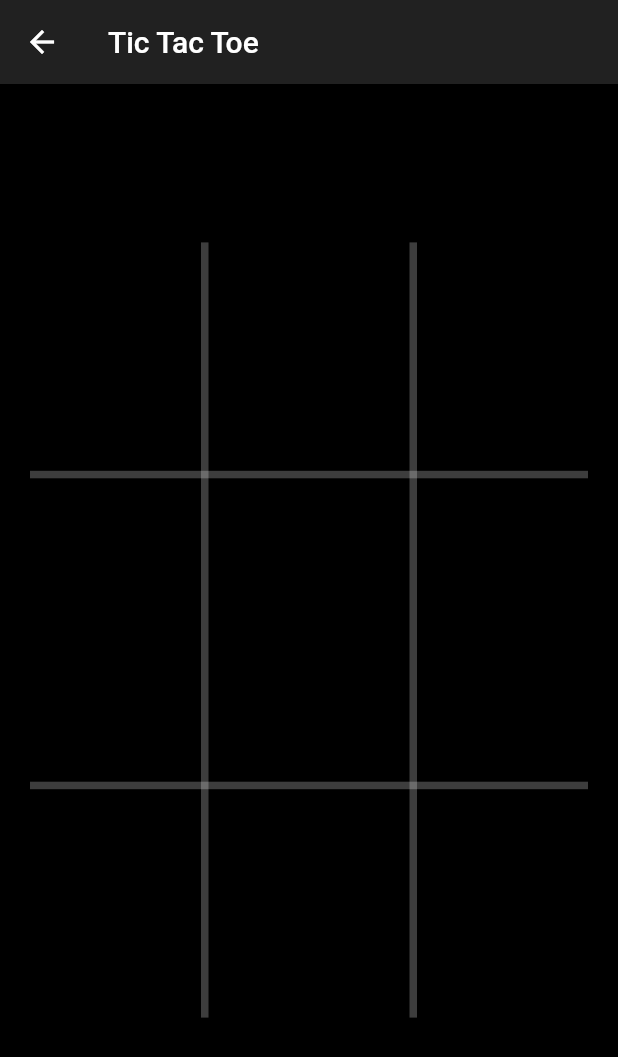
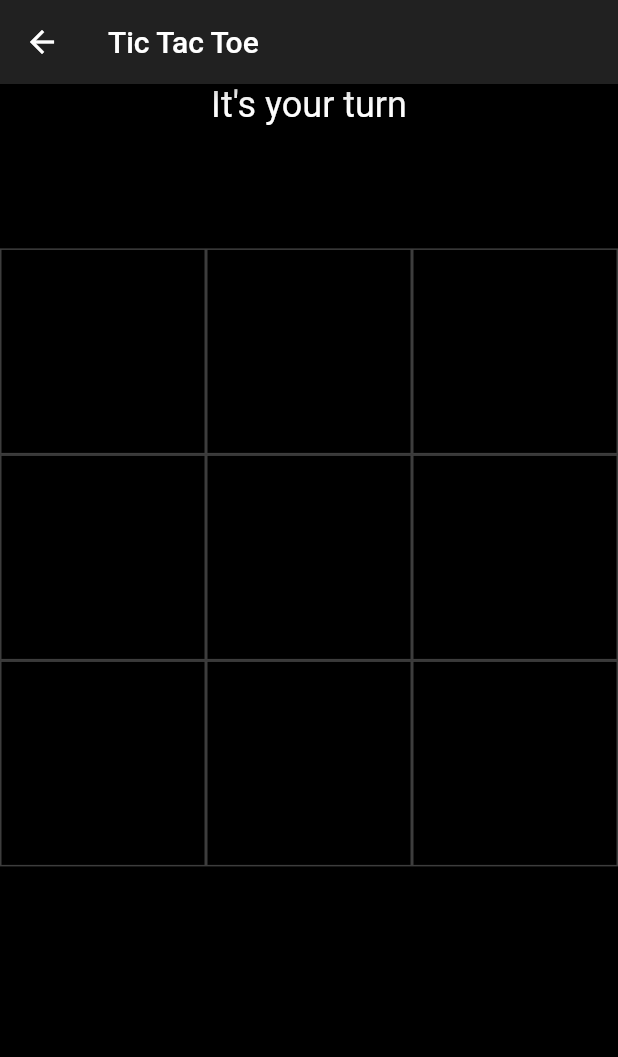
Before and after one commit to alhassanmoses/flutter_tic_tac_toe, a Flutter app: the GameScreenWithoutAi screen opened by its route, on a phone screen of 412 x 824 dp. Shown: the top 1057 px of the screen. Run offline on Flutter 3.47's test engine with Material 2 defaults, Android fonts, the phone set to English and light mode, and no system bars.

Commit message:
fixed gridLines bug on non emulated devices.

```diff
--- a/lib/screens/game_screen_without_ai.dart
+++ b/lib/screens/game_screen_without_ai.dart
@@ -70,7 +70,7 @@ class _GameScreenWithoutAiState extends State<GameScreenWithoutAi> {
           _ticButtons[index].icon = Icon(
             Icons.panorama_fish_eye,
             color: Colors.green,
-            size: 60.0,
+            size: 80.0,
           );
           _ticButtons[index].winVal = kIsPlayer;
 
@@ -84,7 +84,7 @@ class _GameScreenWithoutAiState extends State<GameScreenWithoutAi> {
           _ticButtons[index].icon = Icon(
             Icons.clear,
             color: Colors.lightBlueAccent,
-            size: 60.0,
+            size: 80.0,
           );
           _ticButtons[index].winVal = kIsOpponent;
           _ticButtons[index].isWidgetSet = true;
@@ -111,44 +111,11 @@ class _GameScreenWithoutAiState extends State<GameScreenWithoutAi> {
       onTap: () => _onTap(index),
       child: Container(
         alignment: Alignment.center,
-        padding: EdgeInsets.all(10.0),
-        decoration: BoxDecoration(),
+        decoration: BoxDecoration(border: Border.all(color: Colors.white24)),
         child: _ticButtons[index].icon,
       ),
     ));
   }
-
-  Container get buildVerticalLine => Container(
-      margin: EdgeInsets.only(
-        top: 10.0,
-        bottom: 50.0,
-      ),
-      color: Colors.white24,
-      width: 5.0);
-
-  Container get buildHorizontalLine => Container(
-      margin: EdgeInsets.only(
-        left: 20.0,
-        right: 20.0,
-        bottom: 40.0,
-      ),
-      color: Colors.white24,
-      height: 5.0);
-
-  Widget buildGridView() => AspectRatio(
-      aspectRatio: 1,
-      child: Stack(
-        children: [
-          Column(mainAxisAlignment: MainAxisAlignment.spaceEvenly, children: [
-            buildHorizontalLine,
-            buildHorizontalLine,
-          ]),
-          Row(mainAxisAlignment: MainAxisAlignment.spaceEvenly, children: [
-            buildVerticalLine,
-            buildVerticalLine,
-          ])
-        ],
-      ));
 
   Widget _messageString() {
     Widget message;
@@ -190,28 +157,18 @@ class _GameScreenWithoutAiState extends State<GameScreenWithoutAi> {
           : SafeArea(
               child: Stack(
                 children: <Widget>[
-                  Column(
-                    children: <Widget>[
-                      Expanded(
-                        child: Center(
-                          child: Container(
-                            height: MediaQuery.of(context).size.height * 0.70,
-                            child: buildGridView(),
-                          ),
-                        ),
-                      )
-                    ],
-                  ),
                   buildWinCross(),
                   Column(
                     children: <Widget>[
-//                Text(
-//                  _isPlayer ? 'It\'s your turn' : 'It\'s your opponents turn',
-//                  style: TextStyle(
-//                    color: Colors.white,
-//                    fontSize: 24.0,
-//                  ),
-//                ),
+                      Text(
+                        _isPlayer
+                            ? 'It\'s your turn'
+                            : 'It\'s your opponents turn',
+                        style: TextStyle(
+                          color: Colors.white,
+                          fontSize: 24.0,
+                        ),
+                      ),
                       Expanded(
                         child: Center(
                           child: Container(
```
Also changed, not shown: lib/screens/game_screen.dart (+6 -49 lines).
